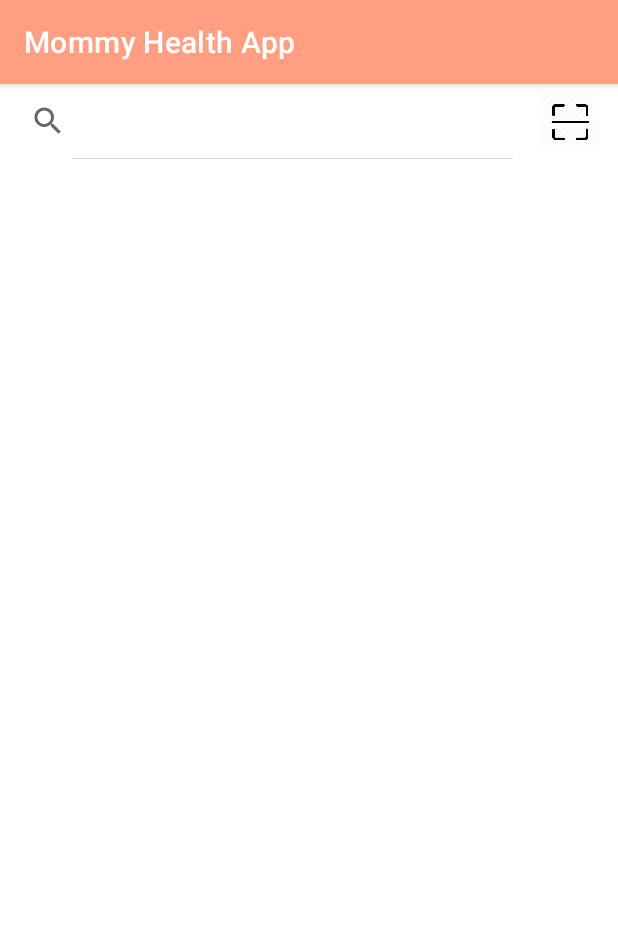
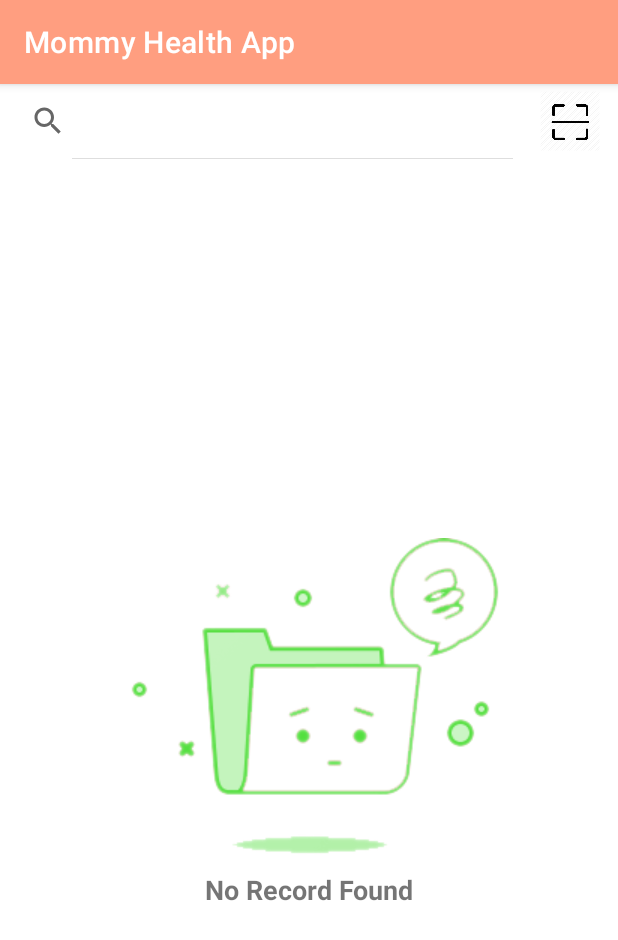
Before and after one commit to Jiaenong/MommyHealthApp, an Android app: the fragment SearchMotherFragment shown on its own in the app's theme, on a phone screen of 412 x 824 dp. Shown: the top 940 px of the screen. Run offline under Robolectric (Android 15) with nearby library versions, the light colour scheme and no system bars.

Commit message:
modify front end

```diff
--- a/app/src/main/java/com/example/mommyhealthapp/ui/SearchMother/SearchMotherFragment.java
+++ b/app/src/main/java/com/example/mommyhealthapp/ui/SearchMother/SearchMotherFragment.java
@@ -19,13 +19,22 @@ import com.example.mommyhealthapp.R;
 
 public class SearchMotherFragment extends Fragment {
 
-    private ImageView imageViewQRCode;
+    private ImageView imageViewQRCode, imageViewNoRecordFound;
 
     public View onCreateView(@NonNull LayoutInflater inflater, ViewGroup container, Bundle savedInstanceState) {
         View root = inflater.inflate(R.layout.fragment_search_mummy, container, false);
         imageViewQRCode = (ImageView)root.findViewById(R.id.imageViewQRCode);
+        imageViewNoRecordFound = (ImageView)root.findViewById(R.id.imageViewNoRecordFound);
 
         imageViewQRCode.setOnClickListener(new View.OnClickListener() {
+            @Override
+            public void onClick(View v) {
+                Intent intent = new Intent(getActivity(), MommyProfileActivity.class);
+                startActivity(intent);
+            }
+        });
+
+        imageViewNoRecordFound.setOnClickListener(new View.OnClickListener() {
             @Override
             public void onClick(View v) {
                 Intent intent = new Intent(getActivity(), MommyProfileActivity.class);
--- a/app/src/main/res/layout/fragment_search_mummy.xml
+++ b/app/src/main/res/layout/fragment_search_mummy.xml
@@ -25,8 +25,34 @@
             app:srcCompat="@drawable/qr_scanner" />
     </RelativeLayout>
 
-    <androidx.recyclerview.widget.RecyclerView
+    <RelativeLayout
         android:layout_width="match_parent"
-        android:layout_height="match_parent" />
+        android:layout_height="match_parent">
+
+        <androidx.recyclerview.widget.RecyclerView
+            android:layout_width="match_parent"
+            android:layout_height="match_parent"
+            android:visibility="gone" />
+
+        <ImageView
+            android:id="@+id/imageViewNoRecordFound"
+            android:layout_width="match_parent"
+            android:layout_height="wrap_content"
+            android:layout_centerVertical="true"
+            app:srcCompat="@drawable/norecordfound" />
+
+        <TextView
+            android:id="@+id/textView19"
+            android:layout_width="match_parent"
+            android:layout_height="wrap_content"
+            android:layout_below="@id/imageViewNoRecordFound"
+            android:layout_marginTop="10dp"
+            android:text="@string/norecordfound"
+            android:textAlignment="center"
+            android:textSize="18sp"
+            android:textStyle="bold" />
+
+    </RelativeLayout>
+
 
 </androidx.appcompat.widget.LinearLayoutCompat>
--- a/app/src/main/res/values/strings.xml
+++ b/app/src/main/res/values/strings.xml
@@ -97,5 +97,6 @@
     <string name="rpr">RPR (syphilis) :</string>
     <string name="rpr_type_nonreactive">NON-REACTIVE</string>
     <string name="rpr_type_reactive">REACTIVE</string>
+    <string name="norecordfound">No Record Found</string>
 
 </resources>
```
Also changed, not shown: app/src/main/res/layout/mummy_record_view.xml (added, +87 -0 lines), app/src/main/res/drawable/norecordfound.png (added).
